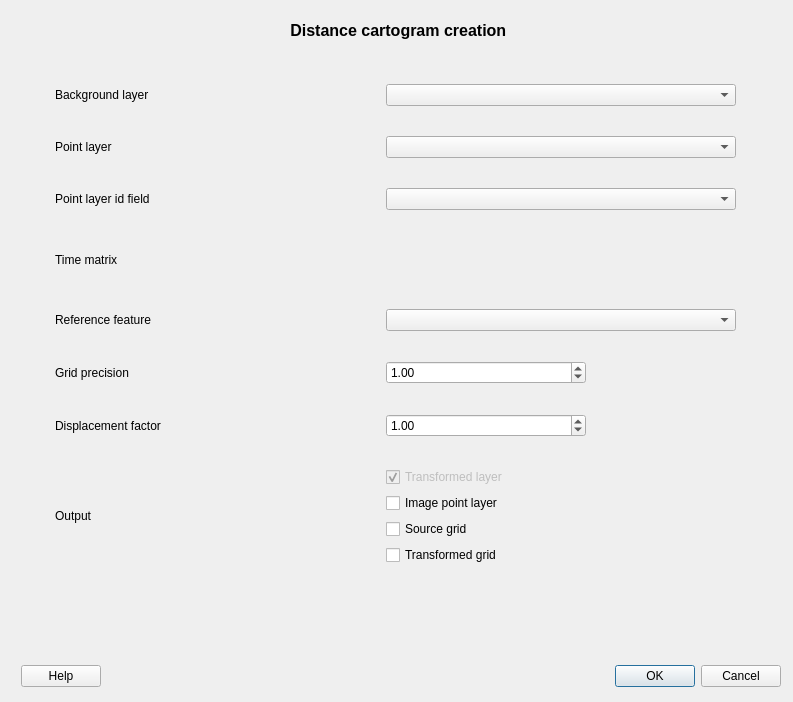
Old version of the form dist_cartogram_dialog_base.ui in the repository mthh/QgisDistanceCartogramPlugin.
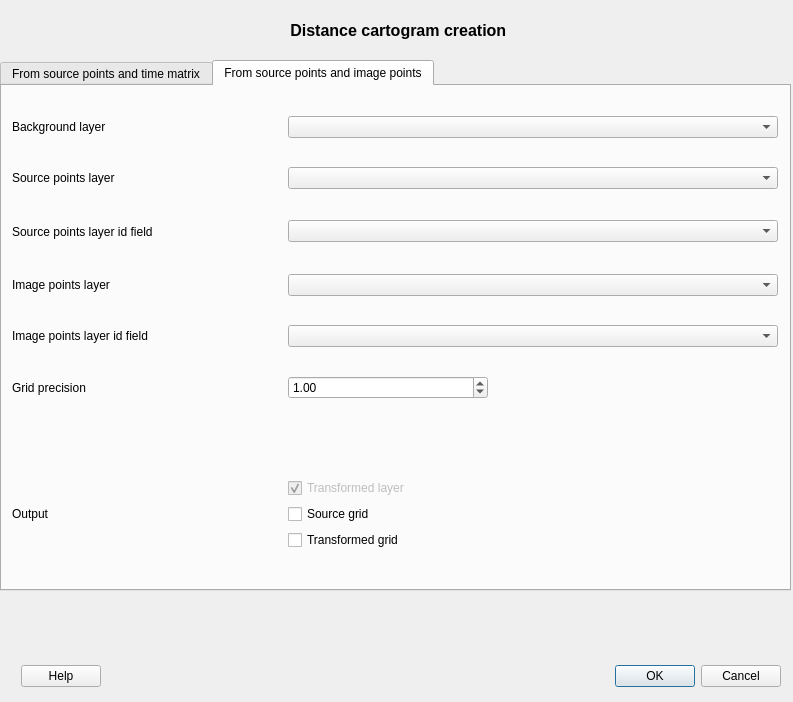
New version of the form. The open tabs and pages were chosen to show the change. Custom widgets are drawn as their Qt base class.

Commit message: Add new tab widget + progress bar

```diff
--- a/dist_cartogram_dialog_base.ui
+++ b/dist_cartogram_dialog_base.ui
@@ -42,7 +42,7 @@
     <string>&lt;html&gt;&lt;head/&gt;&lt;body&gt;&lt;p align=&quot;center&quot;&gt;&lt;span style=&quot; font-size:12pt; font-weight:600;&quot;&gt;Distance cartogram creation &lt;/span&gt;&lt;/p&gt;&lt;/body&gt;&lt;/html&gt;</string>
    </property>
   </widget>
-  <widget class="QWidget" name="gridLayoutWidget">
+  <widget class="QTabWidget" name="gridTabWidget">
    <property name="geometry">
     <rect>
      <x>0</x>
@@ -51,10 +51,48 @@
      <height>531</height>
     </rect>
    </property>
+   <property name="currentIndex">
+    <number>0</number>
+   </property>
+   <property name="tabBarAutoHide">
+    <bool>false</bool>
+   </property>
+   <widget class="QWidget" name="tabPtsMatrix">
+    <attribute name="title">
+     <string>From source points and time matrix</string>
+    </attribute>
+    <widget class="QWidget" name="layoutWidget">
+     <property name="geometry">
+      <rect>
+       <x>7</x>
+       <y>7</y>
+       <width>771</width>
+       <height>481</height>
+      </rect>
+     </property>
    <layout class="QGridLayout" name="gridLayout">
-    <property name="sizeConstraint">
-     <enum>QLayout::SetNoConstraint</enum>
-    </property>
+      <item row="0" column="0">
+       <widget class="QLabel" name="label">
+        <property name="minimumSize">
+         <size>
+          <width>140</width>
+          <height>0</height>
+         </size>
+        </property>
+        <property name="maximumSize">
+         <size>
+          <width>270</width>
+          <height>16777215</height>
+         </size>
+        </property>
+        <property name="toolTip">
+         <string>The layer to be deformed</string>
+        </property>
+        <property name="text">
+         <string>Background layer</string>
+        </property>
+       </widget>
+      </item>
     <item row="0" column="1">
      <widget class="QgsMapLayerComboBox" name="backgroundLayerComboBox">
       <property name="minimumSize">
@@ -144,6 +182,47 @@
       </property>
      </widget>
     </item>
+      <item row="3" column="0">
+       <widget class="QLabel" name="label_3">
+        <property name="minimumSize">
+         <size>
+          <width>140</width>
+          <height>0</height>
+         </size>
+        </property>
+        <property name="maximumSize">
+         <size>
+          <width>270</width>
+          <height>16777215</height>
+         </size>
+        </property>
+        <property name="toolTip">
+         <string>Path to a .csv document containing a time matrix between the points from the layer previously selected.</string>
+        </property>
+        <property name="text">
+         <string>Time matrix</string>
+        </property>
+       </widget>
+      </item>
+      <item row="3" column="1">
+       <widget class="QgsFileWidget" name="matrixQgsFileWidget">
+        <property name="minimumSize">
+         <size>
+          <width>350</width>
+          <height>0</height>
+         </size>
+        </property>
+        <property name="maximumSize">
+         <size>
+          <width>490</width>
+          <height>27</height>
+         </size>
+        </property>
+        <property name="focusPolicy">
+         <enum>Qt::TabFocus</enum>
+        </property>
+       </widget>
+      </item>
     <item row="4" column="0">
      <widget class="QLabel" name="label_4">
       <property name="minimumSize">
@@ -166,52 +245,24 @@
       </property>
      </widget>
     </item>
-    <item row="5" column="1">
-     <widget class="QDoubleSpinBox" name="doubleSpinBox">
+      <item row="4" column="1">
+       <widget class="QComboBox" name="refFeatureComboBox">
       <property name="minimumSize">
        <size>
-        <width>100</width>
+          <width>350</width>
         <height>0</height>
        </size>
       </property>
       <property name="maximumSize">
        <size>
-        <width>200</width>
+          <width>490</width>
         <height>16777215</height>
        </size>
-      </property>
-      <property name="minimum">
-       <double>0.500000000000000</double>
-      </property>
-      <property name="maximum">
-       <double>5.000000000000000</double>
-      </property>
-      <property name="value">
-       <double>1.000000000000000</double>
-      </property>
-     </widget>
-    </item>
-    <item row="7" column="0">
-     <widget class="QLabel" name="label_9">
-      <property name="minimumSize">
-       <size>
-        <width>140</width>
-        <height>0</height>
-       </size>
-      </property>
-      <property name="maximumSize">
-       <size>
-        <width>270</width>
-        <height>60</height>
-       </size>
-      </property>
-      <property name="text">
-       <string>Output</string>
       </property>
      </widget>
     </item>
     <item row="5" column="0">
-     <widget class="QLabel" name="label_6">
+       <widget class="QLabel" name="label_7">
       <property name="minimumSize">
        <size>
         <width>140</width>
@@ -229,7 +280,7 @@
       </property>
      </widget>
     </item>
-    <item row="6" column="1">
+      <item row="5" column="1">
      <widget class="QDoubleSpinBox" name="doubleSpinBoxDeplacement">
       <property name="minimumSize">
        <size>
@@ -248,6 +299,69 @@
       </property>
      </widget>
     </item>
+      <item row="6" column="0">
+       <widget class="QLabel" name="label_6">
+        <property name="minimumSize">
+         <size>
+          <width>140</width>
+          <height>0</height>
+         </size>
+        </property>
+        <property name="maximumSize">
+         <size>
+          <width>270</width>
+          <height>16777215</height>
+         </size>
+        </property>
+        <property name="text">
+         <string>Grid precision</string>
+        </property>
+       </widget>
+      </item>
+      <item row="6" column="1">
+       <widget class="QDoubleSpinBox" name="doubleSpinBoxGridPrecision">
+        <property name="minimumSize">
+         <size>
+          <width>100</width>
+          <height>0</height>
+         </size>
+        </property>
+        <property name="maximumSize">
+         <size>
+          <width>200</width>
+          <height>16777215</height>
+         </size>
+        </property>
+        <property name="minimum">
+         <double>0.500000000000000</double>
+        </property>
+        <property name="maximum">
+         <double>5.000000000000000</double>
+        </property>
+        <property name="value">
+         <double>1.000000000000000</double>
+        </property>
+       </widget>
+      </item>
+      <item row="7" column="0">
+       <widget class="QLabel" name="label_9">
+        <property name="minimumSize">
+         <size>
+          <width>140</width>
+          <height>0</height>
+         </size>
+        </property>
+        <property name="maximumSize">
+         <size>
+          <width>270</width>
+          <height>60</height>
+         </size>
+        </property>
+        <property name="text">
+         <string>Output</string>
+        </property>
+       </widget>
+      </item>
     <item row="7" column="1">
      <layout class="QVBoxLayout" name="verticalLayout">
       <item>
@@ -292,43 +406,128 @@
       </item>
      </layout>
     </item>
-    <item row="6" column="0">
-     <widget class="QLabel" name="label_7">
+     </layout>
+    </widget>
+   </widget>
+   <widget class="QWidget" name="tabSourceImage">
+    <attribute name="title">
+     <string>From source points and image points</string>
+    </attribute>
+    <widget class="QWidget" name="layoutWidget">
+     <property name="geometry">
+      <rect>
+       <x>10</x>
+       <y>7</y>
+       <width>778</width>
+       <height>481</height>
+      </rect>
+     </property>
+     <layout class="QGridLayout" name="gridLayout_3" columnminimumwidth="200,500">
+      <property name="sizeConstraint">
+       <enum>QLayout::SetDefaultConstraint</enum>
+      </property>
+      <item row="7" column="1">
+       <layout class="QVBoxLayout" name="verticalLayout_2">
+        <item>
+         <widget class="QCheckBox" name="checkBoxResult_2">
+          <property name="enabled">
+           <bool>false</bool>
+          </property>
+          <property name="focusPolicy">
+           <enum>Qt::NoFocus</enum>
+          </property>
+          <property name="text">
+           <string>Transformed layer</string>
+          </property>
+          <property name="checkable">
+           <bool>true</bool>
+          </property>
+          <property name="checked">
+           <bool>true</bool>
+          </property>
+          <property name="tristate">
+           <bool>false</bool>
+          </property>
+         </widget>
+        </item>
+        <item>
+         <widget class="QCheckBox" name="checkBoxSourceGrid_2">
+          <property name="text">
+           <string>Source grid</string>
+          </property>
+         </widget>
+        </item>
+        <item>
+         <widget class="QCheckBox" name="checkBoxTransformedGrid_2">
+          <property name="text">
+           <string>Transformed grid</string>
+          </property>
+         </widget>
+        </item>
+       </layout>
+      </item>
+      <item row="2" column="1">
+       <widget class="QgsFieldComboBox" name="mFieldComboBox_2">
       <property name="minimumSize">
        <size>
-        <width>140</width>
+          <width>350</width>
         <height>0</height>
        </size>
       </property>
       <property name="maximumSize">
        <size>
-        <width>270</width>
+          <width>490</width>
         <height>16777215</height>
        </size>
       </property>
-      <property name="text">
-       <string>Displacement factor</string>
-      </property>
-     </widget>
-    </item>
-    <item row="3" column="1">
-     <widget class="QgsFileWidget" name="matrixQgsFileWidget">
+       </widget>
+      </item>
+      <item row="5" column="1">
+       <widget class="QDoubleSpinBox" name="doubleSpinBoxGridPrecision_2">
+        <property name="minimumSize">
+         <size>
+          <width>100</width>
+          <height>0</height>
+         </size>
+        </property>
+        <property name="maximumSize">
+         <size>
+          <width>200</width>
+          <height>16777215</height>
+         </size>
+        </property>
+        <property name="minimum">
+         <double>0.500000000000000</double>
+        </property>
+        <property name="maximum">
+         <double>5.000000000000000</double>
+        </property>
+        <property name="value">
+         <double>1.000000000000000</double>
+        </property>
+       </widget>
+      </item>
+      <item row="5" column="0">
+       <widget class="QLabel" name="label_10">
       <property name="minimumSize">
        <size>
-        <width>350</width>
+          <width>140</width>
         <height>0</height>
        </size>
       </property>
       <property name="maximumSize">
        <size>
-        <width>490</width>
-        <height>39</height>
-       </size>
-      </property>
-     </widget>
-    </item>
-    <item row="1" column="1">
-     <widget class="QgsMapLayerComboBox" name="pointLayerComboBox">
+          <width>270</width>
+          <height>16777215</height>
+         </size>
+        </property>
+        <property name="text">
+         <string>Grid precision</string>
+        </property>
+       </widget>
+      </item>
+      <item row="0" column="1">
+       <widget class="QgsMapLayerComboBox" name="backgroundLayerComboBox_2">
       <property name="minimumSize">
        <size>
         <width>350</width>
@@ -343,8 +542,8 @@
       </property>
      </widget>
     </item>
-    <item row="1" column="0">
-     <widget class="QLabel" name="label_2">
+      <item row="7" column="0">
+       <widget class="QLabel" name="label_14">
       <property name="minimumSize">
        <size>
         <width>140</width>
@@ -354,16 +553,32 @@
       <property name="maximumSize">
        <size>
         <width>270</width>
-        <height>16777215</height>
+          <height>60</height>
        </size>
       </property>
       <property name="text">
-       <string>Point layer</string>
+         <string>Output</string>
+        </property>
+       </widget>
+      </item>
+      <item row="4" column="1">
+       <widget class="QgsFieldComboBox" name="mImageFieldComboBox_2">
+        <property name="minimumSize">
+         <size>
+          <width>350</width>
+          <height>0</height>
+         </size>
+        </property>
+        <property name="maximumSize">
+         <size>
+          <width>490</width>
+          <height>16777215</height>
+         </size>
       </property>
      </widget>
     </item>
     <item row="0" column="0">
-     <widget class="QLabel" name="label">
+       <widget class="QLabel" name="label_12">
       <property name="minimumSize">
        <size>
         <width>140</width>
@@ -384,7 +599,136 @@
       </property>
      </widget>
     </item>
-   </layout>
+      <item row="3" column="0">
+       <widget class="QLabel" name="label_17">
+        <property name="minimumSize">
+         <size>
+          <width>140</width>
+          <height>0</height>
+         </size>
+        </property>
+        <property name="maximumSize">
+         <size>
+          <width>270</width>
+          <height>16777215</height>
+         </size>
+        </property>
+        <property name="toolTip">
+         <string>Path to a .csv document containing a time matrix between the points from the layer previously selected.</string>
+        </property>
+        <property name="text">
+         <string>Image points layer</string>
+        </property>
+       </widget>
+      </item>
+      <item row="1" column="1">
+       <widget class="QgsMapLayerComboBox" name="pointLayerComboBox_2">
+        <property name="minimumSize">
+         <size>
+          <width>350</width>
+          <height>0</height>
+         </size>
+        </property>
+        <property name="maximumSize">
+         <size>
+          <width>490</width>
+          <height>16777215</height>
+         </size>
+        </property>
+       </widget>
+      </item>
+      <item row="1" column="0">
+       <widget class="QLabel" name="label_16">
+        <property name="minimumSize">
+         <size>
+          <width>140</width>
+          <height>0</height>
+         </size>
+        </property>
+        <property name="maximumSize">
+         <size>
+          <width>270</width>
+          <height>16777215</height>
+         </size>
+        </property>
+        <property name="text">
+         <string>Source points layer</string>
+        </property>
+       </widget>
+      </item>
+      <item row="2" column="0">
+       <widget class="QLabel" name="label_15">
+        <property name="minimumSize">
+         <size>
+          <width>270</width>
+          <height>27</height>
+         </size>
+        </property>
+        <property name="maximumSize">
+         <size>
+          <width>270</width>
+          <height>16777215</height>
+         </size>
+        </property>
+        <property name="text">
+         <string>Source points layer id field</string>
+        </property>
+       </widget>
+      </item>
+      <item row="4" column="0">
+       <widget class="QLabel" name="label_32">
+        <property name="minimumSize">
+         <size>
+          <width>140</width>
+          <height>0</height>
+         </size>
+        </property>
+        <property name="maximumSize">
+         <size>
+          <width>270</width>
+          <height>16777215</height>
+         </size>
+        </property>
+        <property name="text">
+         <string>Image points layer id field</string>
+        </property>
+       </widget>
+      </item>
+      <item row="3" column="1">
+       <widget class="QgsMapLayerComboBox" name="imagePointLayerComboBox_2">
+        <property name="minimumSize">
+         <size>
+          <width>350</width>
+          <height>0</height>
+         </size>
+        </property>
+        <property name="maximumSize">
+         <size>
+          <width>490</width>
+          <height>16777215</height>
+         </size>
+        </property>
+       </widget>
+      </item>
+      <item row="6" column="1">
+       <spacer name="verticalSpacer">
+        <property name="orientation">
+         <enum>Qt::Vertical</enum>
+        </property>
+        <property name="sizeType">
+         <enum>QSizePolicy::Fixed</enum>
+        </property>
+        <property name="sizeHint" stdset="0">
+         <size>
+          <width>20</width>
+          <height>50</height>
+         </size>
+        </property>
+       </spacer>
+      </item>
+     </layout>
+    </widget>
+   </widget>
   </widget>
   <widget class="QDialogButtonBox" name="button_box_help">
    <property name="geometry">
```
Left out of the diff: 67 changed lines with no effect on the pictures. Lines whose indentation alone changed are shown as unchanged. The commit also changes 4 other files.
